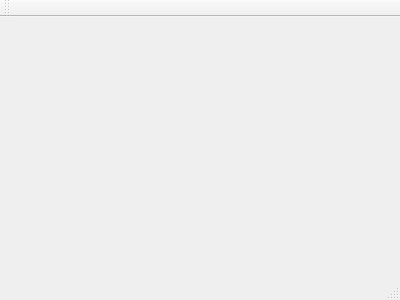
This is AOOD_Project2/src/UI/forms/mainwindow.ui in gwalda19/crispy-succotash as Qt 5 draws it before an edit. The edited form follows.
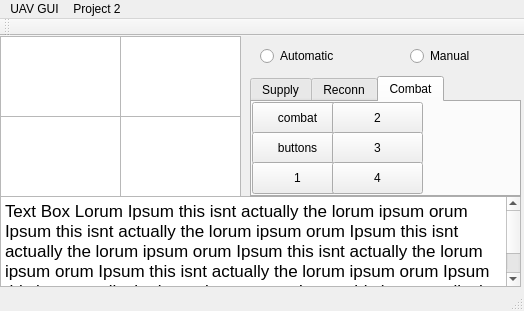
This is the edited form. The open tabs and pages were chosen to show the change.

Patch:
```diff
--- a/AOOD_Project2/src/UI/forms/mainwindow.ui
+++ b/AOOD_Project2/src/UI/forms/mainwindow.ui
@@ -6,23 +6,387 @@
    <rect>
     <x>0</x>
     <y>0</y>
-    <width>400</width>
-    <height>300</height>
+    <width>524</width>
+    <height>311</height>
    </rect>
   </property>
   <property name="windowTitle">
    <string>MainWindow</string>
   </property>
-  <widget class="QWidget" name="centralWidget"/>
+  <widget class="QWidget" name="centralWidget">
+   <widget class="QRadioButton" name="radioButton">
+    <property name="geometry">
+     <rect>
+      <x>260</x>
+      <y>10</y>
+      <width>102</width>
+      <height>20</height>
+     </rect>
+    </property>
+    <property name="text">
+     <string>Automatic</string>
+    </property>
+   </widget>
+   <widget class="QRadioButton" name="radioButton_2">
+    <property name="geometry">
+     <rect>
+      <x>410</x>
+      <y>10</y>
+      <width>102</width>
+      <height>20</height>
+     </rect>
+    </property>
+    <property name="text">
+     <string>Manual</string>
+    </property>
+   </widget>
+   <widget class="QGraphicsView" name="graphicsView_3">
+    <property name="geometry">
+     <rect>
+      <x>0</x>
+      <y>80</y>
+      <width>121</width>
+      <height>81</height>
+     </rect>
+    </property>
+   </widget>
+   <widget class="QGraphicsView" name="graphicsView_4">
+    <property name="geometry">
+     <rect>
+      <x>120</x>
+      <y>80</y>
+      <width>121</width>
+      <height>81</height>
+     </rect>
+    </property>
+   </widget>
+   <widget class="QTextBrowser" name="textBrowser">
+    <property name="geometry">
+     <rect>
+      <x>0</x>
+      <y>160</y>
+      <width>521</width>
+      <height>91</height>
+     </rect>
+    </property>
+    <property name="html">
+     <string>&lt;!DOCTYPE HTML PUBLIC &quot;-//W3C//DTD HTML 4.0//EN&quot; &quot;http://www.w3.org/TR/REC-html40/strict.dtd&quot;&gt;
+&lt;html&gt;&lt;head&gt;&lt;meta name=&quot;qrichtext&quot; content=&quot;1&quot; /&gt;&lt;style type=&quot;text/css&quot;&gt;
+p, li { white-space: pre-wrap; }
+&lt;/style&gt;&lt;/head&gt;&lt;body style=&quot; font-family:'.Helvetica Neue DeskInterface'; font-size:13pt; font-weight:400; font-style:normal;&quot;&gt;
+&lt;p style=&quot; margin-top:0px; margin-bottom:0px; margin-left:0px; margin-right:0px; -qt-block-indent:0; text-indent:0px;&quot;&gt;Text Box Lorum Ipsum this isnt actually the lorum ipsum orum Ipsum this isnt actually the lorum ipsum orum Ipsum this isnt actually the lorum ipsum orum Ipsum this isnt actually the lorum ipsum orum Ipsum this isnt actually the lorum ipsum orum Ipsum this isnt actually the lorum ipsum orum Ipsum this isnt actually the lorum ipsum orum Ipsum this isnt actually the lorum ipsum&lt;/p&gt;&lt;/body&gt;&lt;/html&gt;</string>
+    </property>
+   </widget>
+   <widget class="QGraphicsView" name="graphicsView_5">
+    <property name="geometry">
+     <rect>
+      <x>0</x>
+      <y>0</y>
+      <width>121</width>
+      <height>81</height>
+     </rect>
+    </property>
+   </widget>
+   <widget class="QGraphicsView" name="graphicsView_6">
+    <property name="geometry">
+     <rect>
+      <x>120</x>
+      <y>0</y>
+      <width>121</width>
+      <height>81</height>
+     </rect>
+    </property>
+   </widget>
+   <widget class="QTabWidget" name="Controls">
+    <property name="geometry">
+     <rect>
+      <x>250</x>
+      <y>40</y>
+      <width>271</width>
+      <height>121</height>
+     </rect>
+    </property>
+    <property name="toolTip">
+     <string>&lt;html&gt;&lt;head/&gt;&lt;body&gt;&lt;p&gt;n&lt;/p&gt;&lt;/body&gt;&lt;/html&gt;</string>
+    </property>
+    <property name="currentIndex">
+     <number>0</number>
+    </property>
+    <widget class="QWidget" name="Supply">
+     <attribute name="title">
+      <string>Supply</string>
+     </attribute>
+     <widget class="QPushButton" name="pushButton_7">
+      <property name="geometry">
+       <rect>
+        <x>0</x>
+        <y>0</y>
+        <width>91</width>
+        <height>32</height>
+       </rect>
+      </property>
+      <property name="text">
+       <string>Supply</string>
+      </property>
+     </widget>
+     <widget class="QPushButton" name="pushButton_8">
+      <property name="geometry">
+       <rect>
+        <x>0</x>
+        <y>30</y>
+        <width>91</width>
+        <height>32</height>
+       </rect>
+      </property>
+      <property name="text">
+       <string>Supply</string>
+      </property>
+     </widget>
+     <widget class="QPushButton" name="pushButton_9">
+      <property name="geometry">
+       <rect>
+        <x>0</x>
+        <y>60</y>
+        <width>91</width>
+        <height>32</height>
+       </rect>
+      </property>
+      <property name="text">
+       <string>Supply</string>
+      </property>
+     </widget>
+     <widget class="QPushButton" name="pushButton_10">
+      <property name="geometry">
+       <rect>
+        <x>80</x>
+        <y>0</y>
+        <width>91</width>
+        <height>32</height>
+       </rect>
+      </property>
+      <property name="text">
+       <string>Supply</string>
+      </property>
+     </widget>
+     <widget class="QPushButton" name="pushButton_11">
+      <property name="geometry">
+       <rect>
+        <x>80</x>
+        <y>30</y>
+        <width>91</width>
+        <height>32</height>
+       </rect>
+      </property>
+      <property name="text">
+       <string>Supply</string>
+      </property>
+     </widget>
+     <widget class="QPushButton" name="pushButton_12">
+      <property name="geometry">
+       <rect>
+        <x>80</x>
+        <y>60</y>
+        <width>91</width>
+        <height>32</height>
+       </rect>
+      </property>
+      <property name="text">
+       <string>Supply</string>
+      </property>
+     </widget>
+    </widget>
+    <widget class="QWidget" name="Reconn">
+     <attribute name="title">
+      <string>Reconn</string>
+     </attribute>
+     <widget class="QPushButton" name="pushButton_13">
+      <property name="geometry">
+       <rect>
+        <x>0</x>
+        <y>0</y>
+        <width>91</width>
+        <height>32</height>
+       </rect>
+      </property>
+      <property name="text">
+       <string>close</string>
+      </property>
+     </widget>
+     <widget class="QPushButton" name="pushButton_14">
+      <property name="geometry">
+       <rect>
+        <x>0</x>
+        <y>60</y>
+        <width>91</width>
+        <height>32</height>
+       </rect>
+      </property>
+      <property name="text">
+       <string>close</string>
+      </property>
+     </widget>
+     <widget class="QPushButton" name="pushButton_15">
+      <property name="geometry">
+       <rect>
+        <x>80</x>
+        <y>0</y>
+        <width>91</width>
+        <height>32</height>
+       </rect>
+      </property>
+      <property name="text">
+       <string>close</string>
+      </property>
+     </widget>
+     <widget class="QPushButton" name="pushButton_16">
+      <property name="geometry">
+       <rect>
+        <x>80</x>
+        <y>30</y>
+        <width>91</width>
+        <height>32</height>
+       </rect>
+      </property>
+      <property name="text">
+       <string>close</string>
+      </property>
+     </widget>
+     <widget class="QPushButton" name="pushButton_17">
+      <property name="geometry">
+       <rect>
+        <x>0</x>
+        <y>30</y>
+        <width>91</width>
+        <height>32</height>
+       </rect>
+      </property>
+      <property name="text">
+       <string>close</string>
+      </property>
+     </widget>
+     <widget class="QPushButton" name="pushButton_18">
+      <property name="geometry">
+       <rect>
+        <x>80</x>
+        <y>60</y>
+        <width>91</width>
+        <height>32</height>
+       </rect>
+      </property>
+      <property name="text">
+       <string>close</string>
+      </property>
+     </widget>
+    </widget>
+    <widget class="QWidget" name="Combat">
+     <property name="enabled">
+      <bool>true</bool>
+     </property>
+     <attribute name="title">
+      <string>Combat</string>
+     </attribute>
+     <widget class="QPushButton" name="pushButton">
+      <property name="geometry">
+       <rect>
+        <x>0</x>
+        <y>0</y>
+        <width>91</width>
+        <height>32</height>
+       </rect>
+      </property>
+      <property name="text">
+       <string>combat</string>
+      </property>
+     </widget>
+     <widget class="QPushButton" name="pushButton_2">
+      <property name="geometry">
+       <rect>
+        <x>0</x>
+        <y>30</y>
+        <width>91</width>
+        <height>32</height>
+       </rect>
+      </property>
+      <property name="text">
+       <string>buttons</string>
+      </property>
+     </widget>
+     <widget class="QPushButton" name="pushButton_3">
+      <property name="geometry">
+       <rect>
+        <x>0</x>
+        <y>60</y>
+        <width>91</width>
+        <height>32</height>
+       </rect>
+      </property>
+      <property name="text">
+       <string>1</string>
+      </property>
+     </widget>
+     <widget class="QPushButton" name="pushButton_4">
+      <property name="geometry">
+       <rect>
+        <x>80</x>
+        <y>0</y>
+        <width>91</width>
+        <height>32</height>
+       </rect>
+      </property>
+      <property name="text">
+       <string>2</string>
+      </property>
+     </widget>
+     <widget class="QPushButton" name="pushButton_5">
+      <property name="geometry">
+       <rect>
+        <x>80</x>
+        <y>30</y>
+        <width>91</width>
+        <height>32</height>
+       </rect>
+      </property>
+      <property name="text">
+       <string>3</string>
+      </property>
+     </widget>
+     <widget class="QPushButton" name="pushButton_6">
+      <property name="geometry">
+       <rect>
+        <x>80</x>
+        <y>60</y>
+        <width>91</width>
+        <height>32</height>
+       </rect>
+      </property>
+      <property name="text">
+       <string>4</string>
+      </property>
+     </widget>
+    </widget>
+   </widget>
+  </widget>
   <widget class="QMenuBar" name="menuBar">
    <property name="geometry">
     <rect>
      <x>0</x>
      <y>0</y>
-     <width>400</width>
+     <width>524</width>
      <height>22</height>
     </rect>
    </property>
+   <widget class="QMenu" name="menuUAV">
+    <property name="title">
+     <string>UAV GUI</string>
+    </property>
+   </widget>
+   <widget class="QMenu" name="menuProject_2">
+    <property name="title">
+     <string>Project 2</string>
+    </property>
+   </widget>
+   <addaction name="menuUAV"/>
+   <addaction name="menuProject_2"/>
   </widget>
   <widget class="QToolBar" name="mainToolBar">
    <attribute name="toolBarArea">
```
